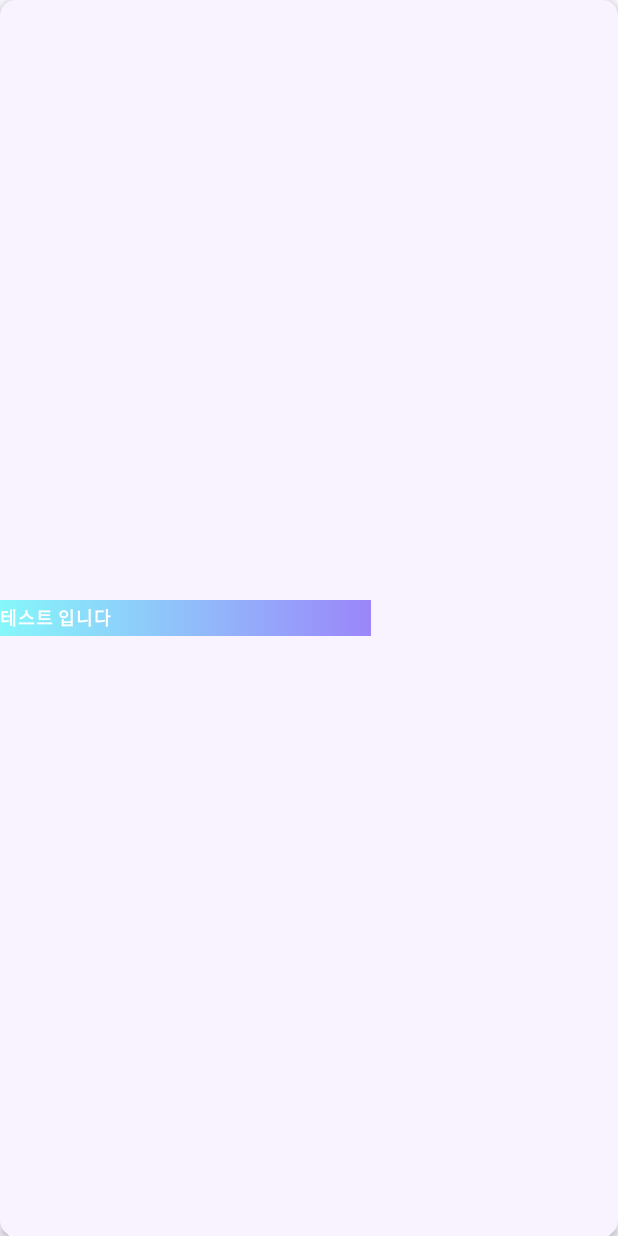
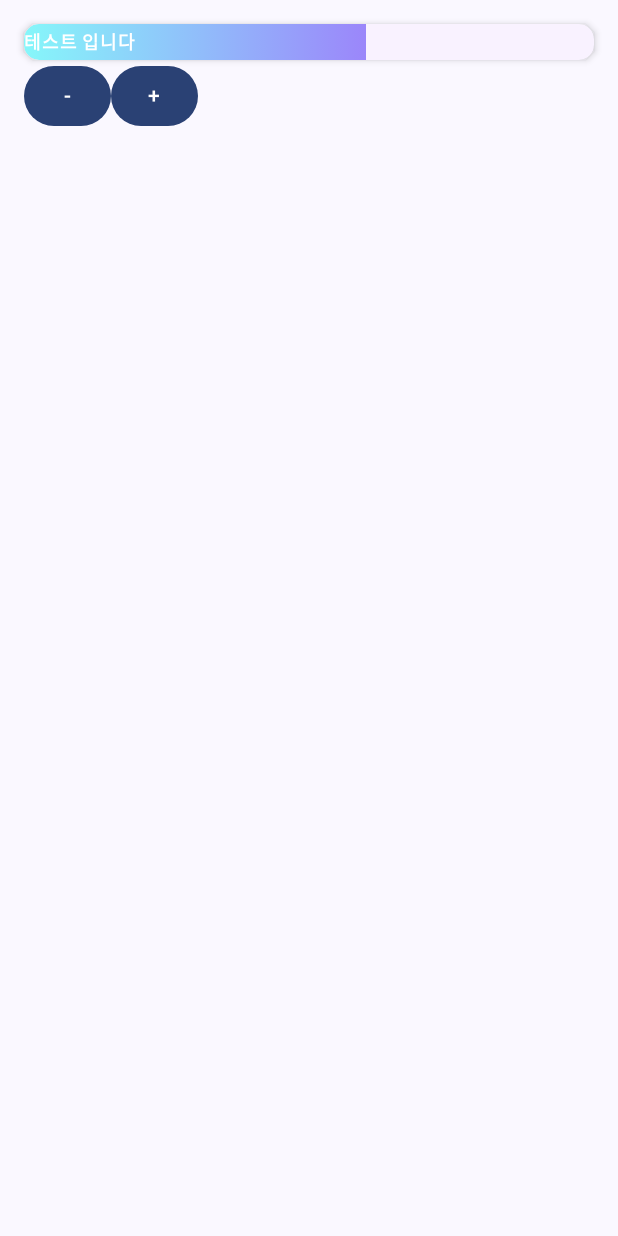
Before and after one commit to Hyuck9/ComposeProgressItem, an Android app built with Jetpack Compose: the screen it shows after launch (MainActivity), on a phone screen of 412 x 824 dp. Run offline under Robolectric (Android 15) with nearby library versions, the phone set to English and light mode, and no system bars.

Commit message:
o UI Test

```diff
--- a/app/src/main/java/io/github/hyuck9/progressitem/sample/MainActivity.kt
+++ b/app/src/main/java/io/github/hyuck9/progressitem/sample/MainActivity.kt
@@ -4,9 +4,9 @@ import android.os.Bundle
 import androidx.activity.ComponentActivity
 import androidx.activity.compose.setContent
 import androidx.compose.foundation.background
-import androidx.compose.foundation.layout.fillMaxSize
-import androidx.compose.foundation.layout.fillMaxWidth
+import androidx.compose.foundation.layout.*
 import androidx.compose.foundation.shape.RoundedCornerShape
+import androidx.compose.material3.Button
 import androidx.compose.material3.MaterialTheme
 import androidx.compose.material3.Surface
 import androidx.compose.material3.Text
@@ -33,16 +33,24 @@ class MainActivity : ComponentActivity() {
                     modifier = Modifier.fillMaxSize(),
                     color = MaterialTheme.colorScheme.background
                 ) {
-                    ProgressItem(
-                        modifier = Modifier
-                            .fillMaxWidth()
-                            .shadow(elevation = 3.dp, shape = RoundedCornerShape(10.dp))
-                            .clip(RoundedCornerShape(10.dp))
-                            .background(Color(0xfff9f2ff))
-                        ,
-                        brush = Brush.horizontalGradient(listOf(Color(0xff86f7fa), Color(0xff9b86fa))),
-                        percent = 60f,
-                        content = @Composable {
+                    Column(
+                        modifier = Modifier.fillMaxWidth()
+                            .padding(16.dp)
+                    ) {
+                        ProgressItem(
+                            modifier = Modifier
+                                .fillMaxWidth()
+                                .shadow(elevation = 3.dp, shape = RoundedCornerShape(10.dp))
+                                .clip(RoundedCornerShape(10.dp))
+                                .background(Color(0xfff9f2ff)),
+                            brush = Brush.horizontalGradient(
+                                listOf(
+                                    Color(0xff86f7fa),
+                                    Color(0xff9b86fa)
+                                )
+                            ),
+                            percent = 60f
+                        ) {
                             Text(
                                 text = "테스트 입니다",
                                 fontSize = 12.sp,
@@ -50,7 +58,16 @@ class MainActivity : ComponentActivity() {
                                 color = Color.White
                             )
                         }
-                    )
+
+                        Row() {
+                            Button(onClick = { /*TODO*/ }) {
+                                Text("-")
+                            }
+                            Button(onClick = { /*TODO*/ }) {
+                                Text("+")
+                            }
+                        }
+                    }
                 }
             }
         }
@@ -79,8 +96,7 @@ fun ProgressItemPreview() {
                 .fillMaxWidth()
                 .shadow(elevation = 3.dp, shape = RoundedCornerShape(10.dp))
                 .clip(RoundedCornerShape(10.dp))
-                .background(Color(0xfff9f2ff))
-            ,
+                .background(Color(0xfff9f2ff)),
             brush = Brush.horizontalGradient(listOf(Color(0xff86f7fa), Color(0xff9b86fa))),
             percent = 60f,
             content = @Composable {
```
